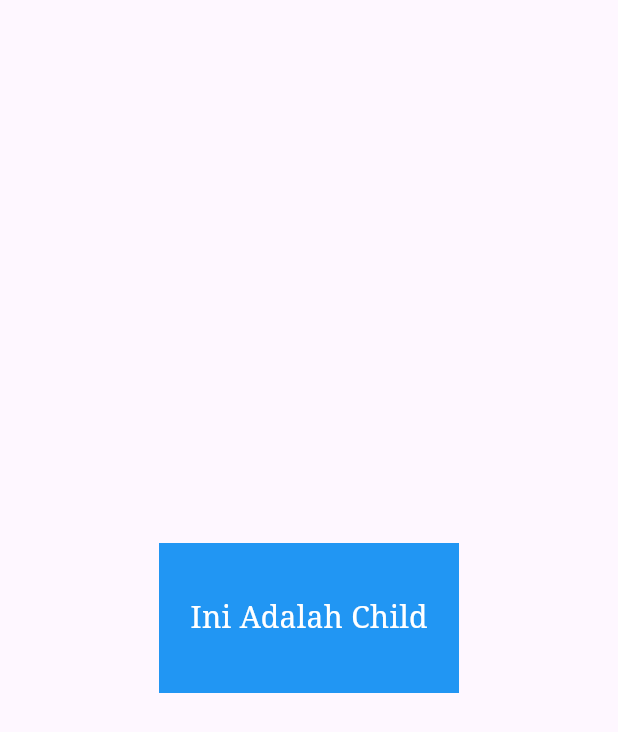
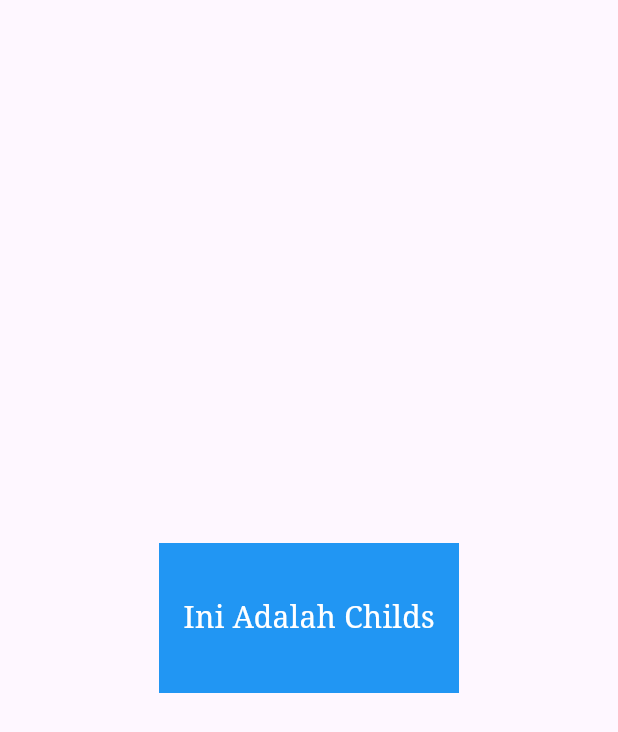
Before and after one commit to DavidHariadi/latihan_flutter_1, a Flutter app: the screen it shows after launch, on a phone screen of 412 x 824 dp. Shown: the top 732 px of the screen. Run offline on Flutter 3.47's test engine with Material 3 defaults, Android fonts, the phone set to English and light mode, and no system bars.

Commit message:
third commit

```diff
--- a/lib/main.dart
+++ b/lib/main.dart
@@ -18,7 +18,7 @@ class MainApp extends StatelessWidget {
             height: 100,
             child: const Center(
               child: Text(
-                "Ini Adalah Child",
+                "Ini Adalah Childs",
                 style: TextStyle(
                     color: Colors.white, fontFamily: "Serif", fontSize: 20.0),
               ),
```
